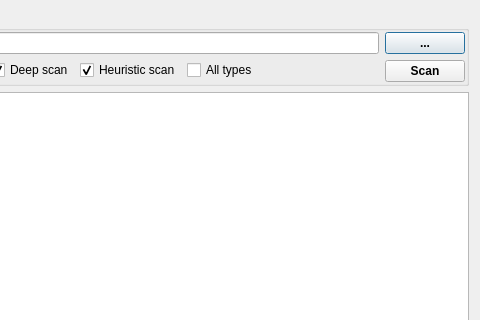
The window that dialogstaticscandirectory.ui (horsicq/StaticScan) describes before a commit, drawn with Qt 5; both pictures show x 245 to 725 and y 0 to 320 of the 725 by 478 pixel window.
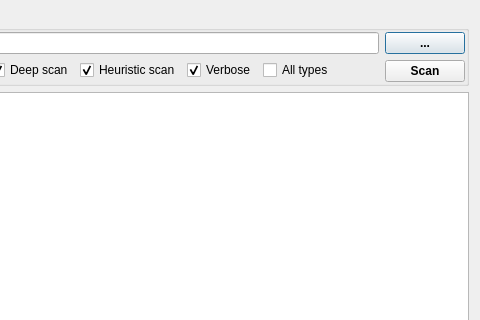
The same window after the commit.

Patch:
```diff
--- a/dialogstaticscandirectory.ui
+++ b/dialogstaticscandirectory.ui
@@ -88,6 +88,16 @@
             </property>
            </widget>
           </item>
+          <item>
+           <widget class="QCheckBox" name="checkBoxVerbose">
+            <property name="text">
+             <string>Verbose</string>
+            </property>
+            <property name="checked">
+             <bool>true</bool>
+            </property>
+           </widget>
+          </item>
           <item>
            <widget class="QCheckBox" name="checkBoxAllTypesScan">
             <property name="text">
```
